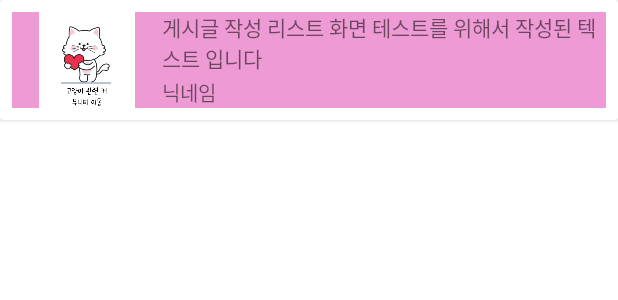
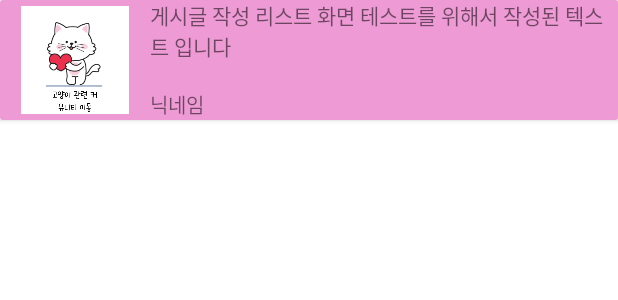
Before and after one commit to dragonechoi/HoneyDog, an Android app: the layout recycler_community_list_item.xml on its own in the app's theme, with its tools: preview values and no code run, on a phone screen of 412 x 824 dp. Shown: the top 300 px of the screen. Run offline under Robolectric (Android 15) with nearby library versions, the phone set to English and light mode, and no system bars.

Commit message:
Recycler View List 디자인 편집

```diff
--- a/app/build.gradle
+++ b/app/build.gradle
@@ -12,8 +12,8 @@ android {
         applicationId "com.cys.honeydog"
         minSdk 24
         targetSdk 33
-        versionCode 5
-        versionName "1.0.4"
+        versionCode 6
+        versionName "1.0.5"
 
         testInstrumentationRunner "androidx.test.runner.AndroidJUnitRunner"
     }
@@ -48,7 +48,7 @@ dependencies {
     androidTestImplementation 'androidx.test.ext:junit:1.1.5'
     androidTestImplementation 'androidx.test.espresso:espresso-core:3.5.1'
 
-//bottomnav편집용 라이브러리
+    //bottomnav편집용 라이브러리
     implementation("androidx.navigation:navigation-fragment-ktx:2.4.0")
     implementation("androidx.navigation:navigation-ui-ktx:2.4.0")
 
--- a/app/src/main/java/com/cys/honeydog/activities/CatCmmActivity.kt
+++ b/app/src/main/java/com/cys/honeydog/activities/CatCmmActivity.kt
@@ -4,17 +4,12 @@ import android.annotation.SuppressLint
 import android.content.Intent
 import android.os.Bundle
 import androidx.appcompat.app.AppCompatActivity
-import com.bumptech.glide.Glide
-import com.cys.honeydog.G
 import com.cys.honeydog.R
 import com.cys.honeydog.adapters.CatCmmAdapter
 import com.cys.honeydog.databinding.ActivityCatCmmBinding
 import com.cys.honeydog.model.CatCmmItem
-import com.cys.honeydog.model.DogCmmItem
-import com.cys.honeydog.model.ProfileItem
 import com.google.firebase.firestore.FirebaseFirestore
 import com.google.firebase.firestore.Query
-import com.google.firebase.firestore.ktx.toObject
 
 class CatCmmActivity : AppCompatActivity() {
     val binding: ActivityCatCmmBinding by lazy { ActivityCatCmmBinding.inflate(layoutInflater) }
--- a/app/src/main/java/com/cys/honeydog/activities/LoginActivity.kt
+++ b/app/src/main/java/com/cys/honeydog/activities/LoginActivity.kt
@@ -1,17 +1,11 @@
 package com.cys.honeydog.activities
 
-import android.Manifest
 import android.content.DialogInterface
 import android.content.Intent
-import android.content.pm.PackageManager
 import android.os.Bundle
-import android.widget.Toast
-import androidx.activity.result.contract.ActivityResultContracts
 import androidx.appcompat.app.AlertDialog
 import androidx.appcompat.app.AppCompatActivity
-import androidx.core.content.ContextCompat
 import com.cys.honeydog.G
-
 import com.cys.honeydog.databinding.ActivityLoginBinding
 import com.cys.honeydog.model.UserAccount
 import com.google.firebase.firestore.FirebaseFirestore
--- a/app/src/main/java/com/cys/honeydog/activities/MainActivity.kt
+++ b/app/src/main/java/com/cys/honeydog/activities/MainActivity.kt
@@ -17,7 +17,6 @@ class MainActivity : AppCompatActivity() {
     private var backPressedTime: Long = 0 // 뒤로가기 버튼을 누른 시간을 저장할 변수
 
 
-
     override fun onCreate(savedInstanceState: Bundle?) {
         super.onCreate(savedInstanceState)
         setContentView(binding.root)
@@ -29,7 +28,6 @@ class MainActivity : AppCompatActivity() {
 
 
     }
-
 
 
     override fun onBackPressed() {
@@ -48,6 +46,7 @@ class MainActivity : AppCompatActivity() {
             builder.show()
         }
     }
+
     //Main Activity Fragment 화면 전환
     fun initNavigationBar() {
         binding.bottomNav.run {
--- a/app/src/main/java/com/cys/honeydog/activities/NewPostActivity.kt
+++ b/app/src/main/java/com/cys/honeydog/activities/NewPostActivity.kt
@@ -61,6 +61,7 @@ class NewPostActivity : AppCompatActivity() {
                 Toast.makeText(this, "서버 문제로 인해 유저 정보를 불러오지 못했습니다", Toast.LENGTH_SHORT).show()
             }
     }
+
     override fun onBackPressed() {
         val currentTime = System.currentTimeMillis()
         if (currentTime - backPressedTime < 20) { // 2초 이내에 뒤로가기 버튼을 다시 누른 경우
--- a/app/src/main/java/com/cys/honeydog/activities/SearchPwActivity.kt
+++ b/app/src/main/java/com/cys/honeydog/activities/SearchPwActivity.kt
@@ -3,8 +3,8 @@ package com.cys.honeydog.activities
 import android.os.Bundle
 import android.widget.Toast
 import androidx.appcompat.app.AppCompatActivity
+import com.cys.honeydog.databinding.ActivitySearchPwBinding
 import com.cys.honeydog.model.UserProfile
-import com.cys.honeydog.databinding.ActivitySearchPwBinding
 
 class SearchPwActivity : AppCompatActivity() {
     val binding: ActivitySearchPwBinding by lazy { ActivitySearchPwBinding.inflate(layoutInflater) }
--- a/app/src/main/res/layout/activity_cat_cmm.xml
+++ b/app/src/main/res/layout/activity_cat_cmm.xml
@@ -11,7 +11,7 @@
         android:id="@+id/dog_community_appbar"
         android:layout_width="match_parent"
         android:layout_height="200dp"
-        android:background="@drawable/cat_community_header" />
+        android:background="@drawable/cat_community_header"/>
 
     <Button
         android:id="@+id/community_intent_btn"
--- a/app/src/main/res/layout/recycler_community_list_item.xml
+++ b/app/src/main/res/layout/recycler_community_list_item.xml
@@ -4,20 +4,22 @@
     android:layout_width="match_parent"
     android:layout_height="80dp"
     android:clickable="true"
-    app:contentPadding="8dp">
+    >
 
     <RelativeLayout
         android:id="@+id/community_list"
         android:layout_width="match_parent"
         android:layout_height="match_parent"
         android:background="#84de3caf"
-        android:clickable="true">
+        android:clickable="true"
+        >
 
         <ImageView
             android:id="@+id/community_list_iv"
             android:layout_width="100dp"
             android:layout_height="match_parent"
-            android:src="@drawable/cat_community" />
+            android:src="@drawable/cat_community"
+            android:padding="4dp"/>
 
         <TextView
             android:id="@+id/community_list_title"
--- a/app/src/main/res/values/strings.xml
+++ b/app/src/main/res/values/strings.xml
@@ -1,5 +1,5 @@
 <resources>
-    <string name="app_name">HoneyDog</string>
+    <string name="app_name">멍냥멍냥 - 반려동물 일상 공유 커뮤니티</string>
     <!-- TODO: Remove or change this placeholder text -->
     <string name="hello_blank_fragment">Hello blank fragment</string>
 </resources>
```
Also changed, not shown: app/src/main/java/com/cys/honeydog/activities/CatPostActivity.kt (+7 -7 lines), app/src/main/java/com/cys/honeydog/activities/PostActivity.kt (+1 -8 lines), app/src/main/java/com/cys/honeydog/fragments/ProfilMainFragment.kt (+1 -6 lines).
